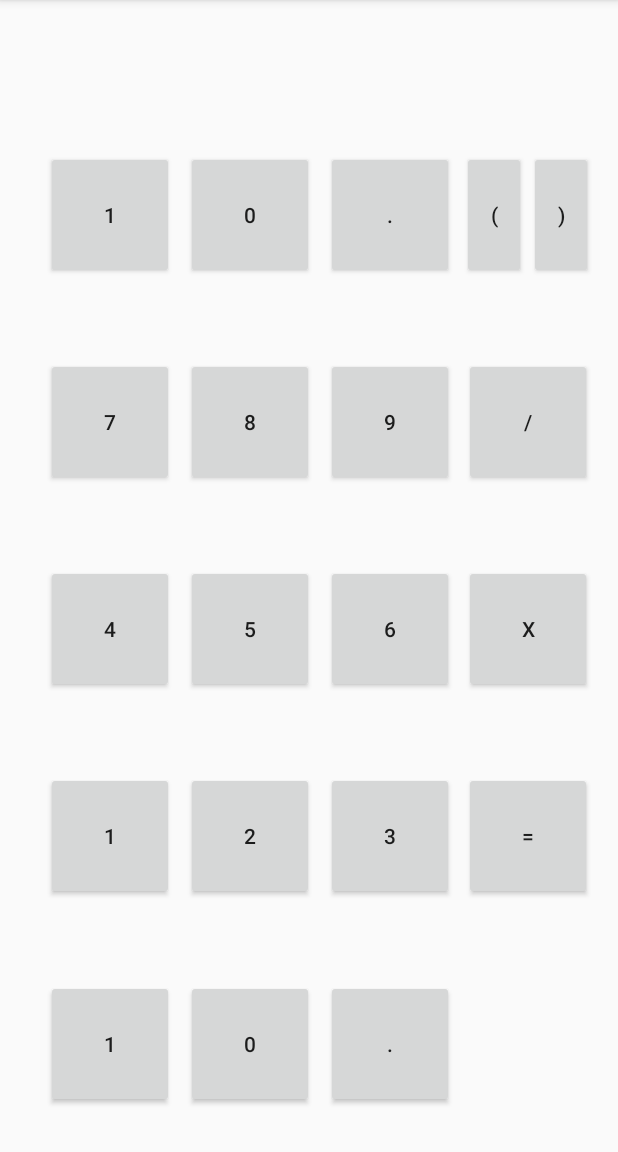
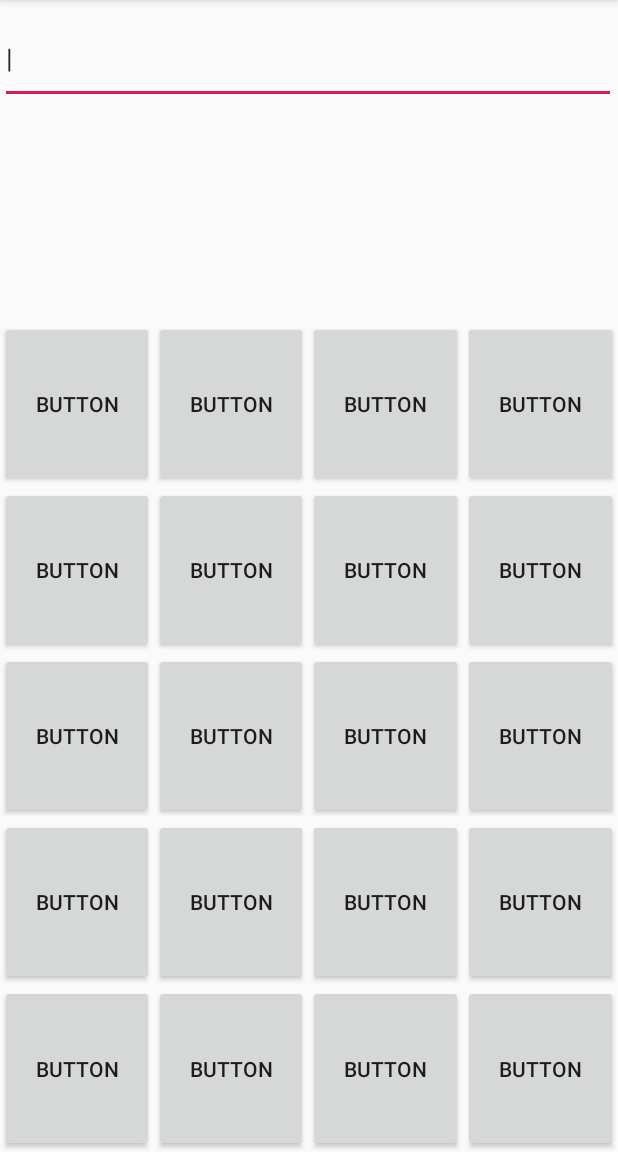
Before and after one commit to JisK1/Calculator, an Android app: the screen it shows after launch (MainActivity), on a phone screen of 412 x 824 dp, the part 84-1236 px from its top. Run offline under Robolectric (Android 15) with nearby library versions, the phone set to English and light mode, and no system bars.

Commit message:
Changed GUI to a table layout with a text box and 20 buttons

```diff
--- a/app/src/main/res/layout/activity_main.xml
+++ b/app/src/main/res/layout/activity_main.xml
@@ -7,325 +7,230 @@
     android:layout_height="match_parent"
     tools:context=".MainActivity">
 
+
+    <TableLayout
+        android:layout_width="fill_parent"
+        android:layout_height="fill_parent"
+        android:stretchColumns="*"
+        >
+
+        <TableRow
+            android:layout_width="match_parent"
+            android:layout_height="match_parent"
+            android:layout_weight="1"
+            >
+
+            <EditText
+                android:id="@+id/Equation"
+                android:layout_width="wrap_content"
+                android:layout_height="61dp"
+                android:layout_marginTop="8dp"
+                android:layout_span="4"
+                android:ems="10"
+                android:inputType="textPersonName"
+                android:text="|"
+                app:layout_constraintTop_toTopOf="parent"
+                tools:layout_editor_absoluteX="0dp" />
+        </TableRow>
+
+        <TableRow
+            android:layout_width="match_parent"
+            android:layout_height="match_parent"
+            android:layout_weight="1"
+            >
+
+            <TextView
+                android:id="@+id/textViewFiller"
+                android:layout_width="wrap_content"
+                android:layout_height="wrap_content"
+                android:text=" " />
+        </TableRow>
+
+        <TableRow
+            android:layout_width="match_parent"
+            android:layout_height="match_parent"
+            android:layout_weight="1"
+            >
+
+            <Button
+                android:id="@+id/button13"
+                android:layout_width="wrap_content"
+                android:layout_height="match_parent"
+                android:layout_weight=".25"
+                android:text="Button"
+                tools:layout_editor_absoluteX="36dp"
+                tools:layout_editor_absoluteY="148dp" />
+
+            <Button
+                android:id="@+id/button14"
+                android:layout_width="wrap_content"
+                android:layout_height="match_parent"
+                android:layout_weight=".25"
+                android:text="Button" />
+
+            <Button
+                android:id="@+id/button15"
+                android:layout_width="wrap_content"
+                android:layout_height="match_parent"
+                android:layout_weight=".25"
+                android:text="Button" />
+
+            <Button
+                android:id="@+id/button19"
+                android:layout_width="wrap_content"
+                android:layout_height="match_parent"
+                android:layout_weight=".25"
+                android:text="Button" />
+        </TableRow>
+
+        <TableRow
+            android:layout_width="match_parent"
+            android:layout_height="match_parent"
+            android:layout_weight="1"
+            >
+
+            <Button
+                android:id="@+id/button20"
+                android:layout_width="wrap_content"
+                android:layout_height="match_parent"
+                android:layout_weight=".25"
+                android:text="Button"
+                tools:layout_editor_absoluteX="36dp"
+                tools:layout_editor_absoluteY="148dp" />
+
             <Button
                 android:id="@+id/button21"
-            android:layout_width="85dp"
-            android:layout_height="85dp"
-            android:layout_marginStart="8dp"
-            android:layout_marginTop="8dp"
-            android:layout_marginEnd="8dp"
-            android:layout_marginBottom="8dp"
-            android:text="0"
-            app:layout_constraintBottom_toBottomOf="parent"
-            app:layout_constraintEnd_toEndOf="parent"
-            app:layout_constraintHorizontal_bias="0.374"
-            app:layout_constraintStart_toStartOf="parent"
-            app:layout_constraintTop_toTopOf="parent"
-            app:layout_constraintVertical_bias="0.968" />
-
-        <Button
-            android:id="@+id/buttonDot2"
-            android:layout_width="85dp"
-            android:layout_height="85dp"
-            android:layout_marginStart="8dp"
-            android:layout_marginTop="8dp"
-            android:layout_marginEnd="8dp"
-            android:layout_marginBottom="8dp"
-            android:text="."
-            app:layout_constraintBottom_toBottomOf="parent"
-            app:layout_constraintEnd_toEndOf="parent"
-            app:layout_constraintHorizontal_bias="0.674"
-            app:layout_constraintStart_toStartOf="parent"
-            app:layout_constraintTop_toTopOf="parent"
-            app:layout_constraintVertical_bias="0.968" />
+                android:layout_width="wrap_content"
+                android:layout_height="match_parent"
+                android:layout_weight=".25"
+                android:text="Button" />
 
             <Button
                 android:id="@+id/button22"
-            android:layout_width="85dp"
-            android:layout_height="85dp"
-            android:layout_marginStart="8dp"
-            android:layout_marginTop="8dp"
-            android:layout_marginEnd="8dp"
-            android:layout_marginBottom="8dp"
-            android:text="1"
-            app:layout_constraintBottom_toBottomOf="parent"
-            app:layout_constraintEnd_toEndOf="parent"
-            app:layout_constraintHorizontal_bias="0.074"
-            app:layout_constraintStart_toStartOf="parent"
-            app:layout_constraintTop_toTopOf="parent"
-            app:layout_constraintVertical_bias="0.968" />
+                android:layout_width="wrap_content"
+                android:layout_height="match_parent"
+                android:layout_weight=".25"
+                android:text="Button" />
 
             <Button
-            android:id="@+id/buttonEquals"
-            android:layout_width="85dp"
-            android:layout_height="85dp"
-            android:layout_marginStart="8dp"
-            android:layout_marginTop="8dp"
-            android:layout_marginEnd="8dp"
-            android:layout_marginBottom="8dp"
-            android:text="="
-            app:layout_constraintBottom_toBottomOf="parent"
-            app:layout_constraintEnd_toEndOf="parent"
-            app:layout_constraintHorizontal_bias="0.971"
-            app:layout_constraintStart_toStartOf="parent"
-            app:layout_constraintTop_toTopOf="parent"
-            app:layout_constraintVertical_bias="0.76" />
+                android:id="@+id/button23"
+                android:layout_width="wrap_content"
+                android:layout_height="match_parent"
+                android:layout_weight=".25"
+                android:text="Button" />
+        </TableRow>
+
+        <TableRow
+            android:layout_width="match_parent"
+            android:layout_height="match_parent"
+            android:layout_weight="1"
+            >
 
             <Button
-            android:id="@+id/button19"
-            android:layout_width="85dp"
-            android:layout_height="85dp"
-            android:layout_marginStart="8dp"
-            android:layout_marginTop="8dp"
-            android:layout_marginEnd="8dp"
-            android:layout_marginBottom="8dp"
-            android:text="1"
-            app:layout_constraintBottom_toBottomOf="parent"
-            app:layout_constraintEnd_toEndOf="parent"
-            app:layout_constraintHorizontal_bias="0.074"
-            app:layout_constraintStart_toStartOf="parent"
-            app:layout_constraintTop_toTopOf="parent"
-            app:layout_constraintVertical_bias="0.139" />
+                android:id="@+id/button24"
+                android:layout_width="wrap_content"
+                android:layout_height="match_parent"
+                android:layout_weight=".25"
+                android:text="Button"
+                tools:layout_editor_absoluteX="36dp"
+                tools:layout_editor_absoluteY="148dp" />
 
             <Button
-            android:id="@+id/buttonDot"
-            android:layout_width="85dp"
-            android:layout_height="85dp"
-            android:layout_marginStart="8dp"
-            android:layout_marginTop="8dp"
-            android:layout_marginEnd="8dp"
-            android:layout_marginBottom="8dp"
-            android:text="."
-            app:layout_constraintBottom_toBottomOf="parent"
-            app:layout_constraintEnd_toEndOf="parent"
-            app:layout_constraintHorizontal_bias="0.674"
-            app:layout_constraintStart_toStartOf="parent"
-            app:layout_constraintTop_toTopOf="parent"
-            app:layout_constraintVertical_bias="0.139" />
+                android:id="@+id/button25"
+                android:layout_width="wrap_content"
+                android:layout_height="match_parent"
+                android:layout_weight=".25"
+                android:text="Button" />
 
             <Button
-            android:id="@+id/button0"
-            android:layout_width="85dp"
-            android:layout_height="85dp"
-            android:layout_marginStart="8dp"
-            android:layout_marginTop="8dp"
-            android:layout_marginEnd="8dp"
-            android:layout_marginBottom="8dp"
-            android:text="0"
-            app:layout_constraintBottom_toBottomOf="parent"
-            app:layout_constraintEnd_toEndOf="parent"
-            app:layout_constraintHorizontal_bias="0.374"
-            app:layout_constraintStart_toStartOf="parent"
-            app:layout_constraintTop_toTopOf="parent"
-            app:layout_constraintVertical_bias="0.139" />
+                android:id="@+id/button26"
+                android:layout_width="wrap_content"
+                android:layout_height="match_parent"
+                android:layout_weight=".25"
+                android:text="Button" />
 
             <Button
-            android:id="@+id/buttonDivision"
-            android:layout_width="85dp"
-            android:layout_height="85dp"
-            android:layout_marginStart="8dp"
-            android:layout_marginTop="8dp"
-            android:layout_marginEnd="8dp"
-            android:layout_marginBottom="8dp"
-            android:text="/"
-            app:layout_constraintBottom_toBottomOf="parent"
-            app:layout_constraintEnd_toEndOf="parent"
-            app:layout_constraintHorizontal_bias="0.971"
-            app:layout_constraintStart_toStartOf="parent"
-            app:layout_constraintTop_toTopOf="parent"
-            app:layout_constraintVertical_bias="0.346" />
+                android:id="@+id/button27"
+                android:layout_width="wrap_content"
+                android:layout_height="match_parent"
+                android:layout_weight=".25"
+                android:text="Button" />
+        </TableRow>
 
-        <Button
-            android:id="@+id/buttonTimes"
-            android:layout_width="85dp"
-            android:layout_height="85dp"
-            android:layout_marginStart="8dp"
-            android:layout_marginTop="8dp"
-            android:layout_marginEnd="8dp"
-            android:layout_marginBottom="8dp"
-            android:text="X"
-            app:layout_constraintBottom_toBottomOf="parent"
-            app:layout_constraintEnd_toEndOf="parent"
-            app:layout_constraintHorizontal_bias="0.971"
-            app:layout_constraintStart_toStartOf="parent"
-            app:layout_constraintTop_toTopOf="parent"
-            app:layout_constraintVertical_bias="0.553" />
-
-        <Button
-            android:id="@+id/buttonRPar"
-            android:layout_width="42.5dp"
-            android:layout_height="85dp"
-            android:layout_marginStart="8dp"
-            android:layout_marginTop="8dp"
-            android:layout_marginEnd="8dp"
-            android:layout_marginBottom="8dp"
-            android:text=")"
-            app:layout_constraintBottom_toBottomOf="parent"
-            app:layout_constraintEnd_toEndOf="parent"
-            app:layout_constraintHorizontal_bias="0.975"
-            app:layout_constraintStart_toStartOf="parent"
-            app:layout_constraintTop_toTopOf="parent"
-            app:layout_constraintVertical_bias="0.139" />
-
-        <Button
-            android:id="@+id/buttonLPar"
-            android:layout_width="42.5dp"
-            android:layout_height="85dp"
-            android:layout_marginStart="8dp"
-            android:layout_marginTop="8dp"
-            android:layout_marginEnd="8dp"
-            android:layout_marginBottom="8dp"
-            android:text="("
-            app:layout_constraintBottom_toBottomOf="parent"
-            app:layout_constraintEnd_toEndOf="parent"
-            app:layout_constraintHorizontal_bias="0.849"
-            app:layout_constraintStart_toStartOf="parent"
-            app:layout_constraintTop_toTopOf="parent"
-            app:layout_constraintVertical_bias="0.139" />
-
-        <Button
-            android:id="@+id/button1"
-            android:layout_width="85dp"
-            android:layout_height="85dp"
-            android:layout_marginStart="8dp"
-            android:layout_marginTop="8dp"
-            android:layout_marginEnd="8dp"
-            android:layout_marginBottom="8dp"
-            android:text="1"
-            app:layout_constraintBottom_toBottomOf="parent"
-            app:layout_constraintEnd_toEndOf="parent"
-            app:layout_constraintHorizontal_bias="0.074"
-            app:layout_constraintStart_toStartOf="parent"
-            app:layout_constraintTop_toTopOf="parent"
-            app:layout_constraintVertical_bias="0.76" />
-
-        <Button
-            android:id="@+id/button2"
-            android:layout_width="85dp"
-            android:layout_height="85dp"
-            android:layout_marginStart="8dp"
-            android:layout_marginTop="8dp"
-            android:layout_marginEnd="8dp"
-            android:layout_marginBottom="8dp"
-            android:text="2"
-            app:layout_constraintBottom_toBottomOf="parent"
-            app:layout_constraintEnd_toEndOf="parent"
-            app:layout_constraintHorizontal_bias="0.374"
-            app:layout_constraintStart_toStartOf="parent"
-            app:layout_constraintTop_toTopOf="parent"
-            app:layout_constraintVertical_bias="0.76" />
-
-        <Button
-            android:id="@+id/button3"
-            android:layout_width="85dp"
-            android:layout_height="85dp"
-            android:layout_marginStart="8dp"
-            android:layout_marginTop="8dp"
-            android:layout_marginEnd="8dp"
-            android:layout_marginBottom="8dp"
-            android:text="3"
-            app:layout_constraintBottom_toBottomOf="parent"
-            app:layout_constraintEnd_toEndOf="parent"
-            app:layout_constraintHorizontal_bias="0.674"
-            app:layout_constraintStart_toStartOf="parent"
-            app:layout_constraintTop_toTopOf="parent"
-            app:layout_constraintVertical_bias="0.76" />
-
-        <Button
-            android:id="@+id/button4"
-            android:layout_width="85dp"
-            android:layout_height="85dp"
-            android:layout_marginStart="8dp"
-            android:layout_marginTop="8dp"
-            android:layout_marginEnd="8dp"
-            android:layout_marginBottom="8dp"
-            android:text="4"
-            app:layout_constraintBottom_toBottomOf="parent"
-            app:layout_constraintEnd_toEndOf="parent"
-            app:layout_constraintHorizontal_bias="0.074"
-            app:layout_constraintStart_toStartOf="parent"
-            app:layout_constraintTop_toTopOf="parent"
-            app:layout_constraintVertical_bias="0.553" />
+        <TableRow
+            android:layout_width="match_parent"
+            android:layout_height="match_parent"
+            android:layout_weight="1"
+            >
 
             <Button
                 android:id="@+id/button5"
-            android:layout_width="85dp"
-            android:layout_height="85dp"
-            android:layout_marginStart="8dp"
-            android:layout_marginTop="8dp"
-            android:layout_marginEnd="8dp"
-            android:layout_marginBottom="8dp"
-            android:text="5"
-            app:layout_constraintBottom_toBottomOf="parent"
-            app:layout_constraintEnd_toEndOf="parent"
-            app:layout_constraintHorizontal_bias="0.374"
-            app:layout_constraintStart_toStartOf="parent"
-            app:layout_constraintTop_toTopOf="parent"
-            app:layout_constraintVertical_bias="0.553" />
+                android:layout_width="wrap_content"
+                android:layout_height="match_parent"
+                android:layout_weight=".25"
+                android:text="Button"
+                tools:layout_editor_absoluteX="36dp"
+                tools:layout_editor_absoluteY="148dp" />
 
             <Button
                 android:id="@+id/button6"
-            android:layout_width="85dp"
-            android:layout_height="85dp"
-            android:layout_marginStart="8dp"
-            android:layout_marginTop="8dp"
-            android:layout_marginEnd="8dp"
-            android:layout_marginBottom="8dp"
-            android:text="6"
-            app:layout_constraintBottom_toBottomOf="parent"
-            app:layout_constraintEnd_toEndOf="parent"
-            app:layout_constraintHorizontal_bias="0.674"
-            app:layout_constraintStart_toStartOf="parent"
-            app:layout_constraintTop_toTopOf="parent"
-            app:layout_constraintVertical_bias="0.553" />
+                android:layout_width="wrap_content"
+                android:layout_height="match_parent"
+                android:layout_weight=".25"
+                android:text="Button" />
 
             <Button
                 android:id="@+id/button7"
-            android:layout_width="85dp"
-            android:layout_height="85dp"
-            android:layout_marginStart="8dp"
-            android:layout_marginTop="8dp"
-            android:layout_marginEnd="8dp"
-            android:layout_marginBottom="8dp"
-            android:text="7"
-            app:layout_constraintBottom_toBottomOf="parent"
-            app:layout_constraintEnd_toEndOf="parent"
-            app:layout_constraintHorizontal_bias="0.074"
-            app:layout_constraintStart_toStartOf="parent"
-            app:layout_constraintTop_toTopOf="parent"
-            app:layout_constraintVertical_bias="0.346" />
+                android:layout_width="wrap_content"
+                android:layout_height="match_parent"
+                android:layout_weight=".25"
+                android:text="Button" />
 
             <Button
                 android:id="@+id/button8"
-            android:layout_width="85dp"
-            android:layout_height="85dp"
-            android:layout_marginStart="8dp"
-            android:layout_marginTop="8dp"
-            android:layout_marginEnd="8dp"
-            android:layout_marginBottom="8dp"
-            android:text="8"
-            app:layout_constraintBottom_toBottomOf="parent"
-            app:layout_constraintEnd_toEndOf="parent"
-            app:layout_constraintHorizontal_bias="0.374"
-            app:layout_constraintStart_toStartOf="parent"
-            app:layout_constraintTop_toTopOf="parent"
-            app:layout_constraintVertical_bias="0.346" />
+                android:layout_width="wrap_content"
+                android:layout_height="match_parent"
+                android:layout_weight=".25"
+                android:text="Button" />
+        </TableRow>
+
+        <TableRow
+            android:layout_width="match_parent"
+            android:layout_height="match_parent"
+            android:layout_weight="1"
+            >
 
             <Button
                 android:id="@+id/button9"
-            android:layout_width="85dp"
-            android:layout_height="85dp"
-            android:layout_marginStart="8dp"
-            android:layout_marginTop="8dp"
-            android:layout_marginEnd="8dp"
-            android:layout_marginBottom="8dp"
-            android:text="9"
-            app:layout_constraintBottom_toBottomOf="parent"
-            app:layout_constraintEnd_toEndOf="parent"
-            app:layout_constraintHorizontal_bias="0.674"
-            app:layout_constraintStart_toStartOf="parent"
-            app:layout_constraintTop_toTopOf="parent"
-            app:layout_constraintVertical_bias="0.346" />
+                android:layout_width="wrap_content"
+                android:layout_height="match_parent"
+                android:layout_weight=".25"
+                android:text="Button"
+                tools:layout_editor_absoluteX="36dp"
+                tools:layout_editor_absoluteY="148dp" />
 
+            <Button
+                android:id="@+id/button10"
+                android:layout_width="wrap_content"
+                android:layout_height="match_parent"
+                android:layout_weight=".25"
+                android:text="Button" />
+
+            <Button
+                android:id="@+id/button11"
+                android:layout_width="wrap_content"
+                android:layout_height="match_parent"
+                android:layout_weight=".25"
+                android:text="Button" />
+
+            <Button
+                android:id="@+id/button12"
+                android:layout_width="wrap_content"
+                android:layout_height="match_parent"
+                android:layout_weight=".25"
+                android:text="Button" />
+
+        </TableRow>
+    </TableLayout>
 
 </android.support.constraint.ConstraintLayout>
--- /dev/null
+++ b/app/src/main/res/layout/calc.xml
@@ -0,0 +1,72 @@
+<?xml version="1.0" encoding="utf-8"?>
+<android.support.constraint.ConstraintLayout
+    xmlns:android="http://schemas.android.com/apk/res/android"
+    xmlns:tools="http://schemas.android.com/tools"
+    android:layout_width="match_parent"
+    android:layout_height="match_parent">
+
+    <TableLayout
+        android:layout_width="match_parent"
+        android:layout_height="match_parent">
+
+        <TableRow
+            android:layout_width="match_parent"
+            android:layout_height="64dp">
+
+            <EditText
+                android:id="@+id/editText"
+                android:layout_width="wrap_content"
+                android:layout_height="wrap_content"
+                android:ems="10"
+                android:inputType="textPersonName"
+                android:layout_span="4"
+                android:text="Name" />
+        </TableRow>
+
+        <TableRow
+            android:layout_width="match_parent"
+            android:layout_height="match_parent" />
+
+        <TableRow
+            android:layout_width="match_parent"
+            android:layout_height="162dp">
+
+            <Button
+                android:id="@+id/button18"
+                android:layout_width="match_parent"
+                android:layout_height="match_parent"
+                android:text="Button"
+                tools:layout_editor_absoluteX="81dp"
+                tools:layout_editor_absoluteY="117dp" />
+
+            <Button
+                android:id="@+id/button17"
+                android:layout_width="wrap_content"
+                android:layout_height="match_parent"
+                android:text="Button"
+                tools:layout_editor_absoluteX="81dp"
+                tools:layout_editor_absoluteY="117dp" />
+
+            <Button
+                android:id="@+id/button16"
+                android:layout_width="102dp"
+                android:layout_height="match_parent"
+                android:text="Button"
+                tools:layout_editor_absoluteX="81dp"
+                tools:layout_editor_absoluteY="117dp" />
+
+            <Button
+                android:id="@+id/button"
+                android:layout_width="102dp"
+                android:layout_height="match_parent"
+                android:text="Button"
+                tools:layout_editor_absoluteX="81dp"
+                tools:layout_editor_absoluteY="117dp" />
+        </TableRow>
+
+        <TableRow
+            android:layout_width="match_parent"
+            android:layout_height="match_parent" />
+    </TableLayout>
+
+</android.support.constraint.ConstraintLayout>
```
Lines whose indentation alone changed are shown as unchanged.
